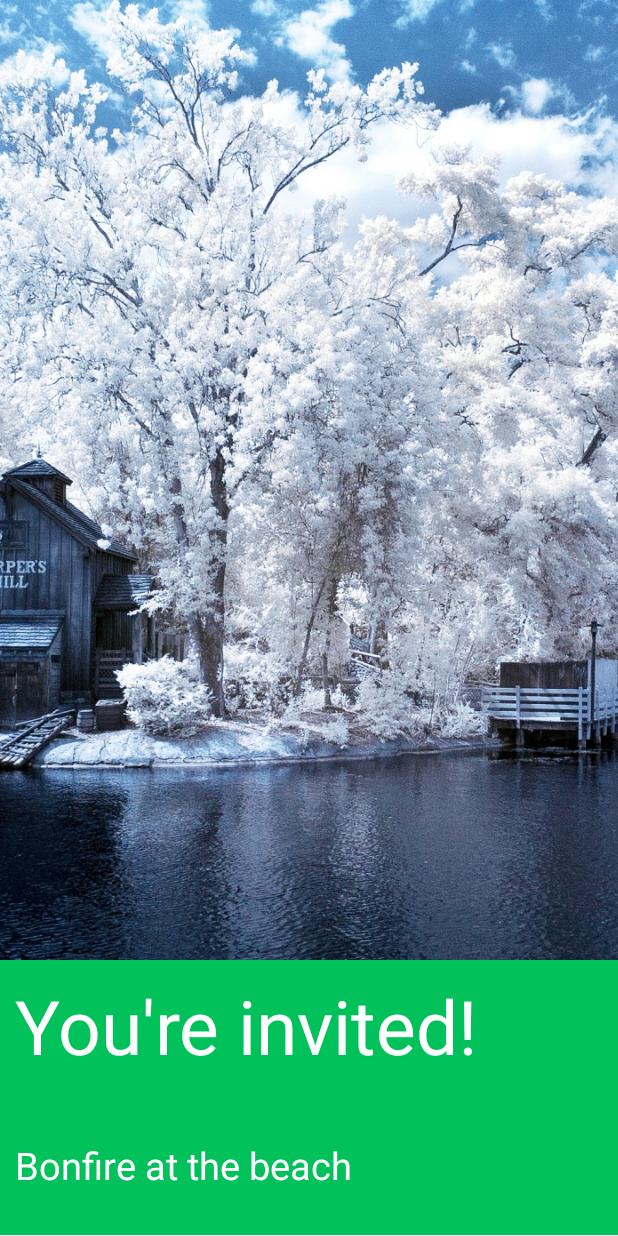
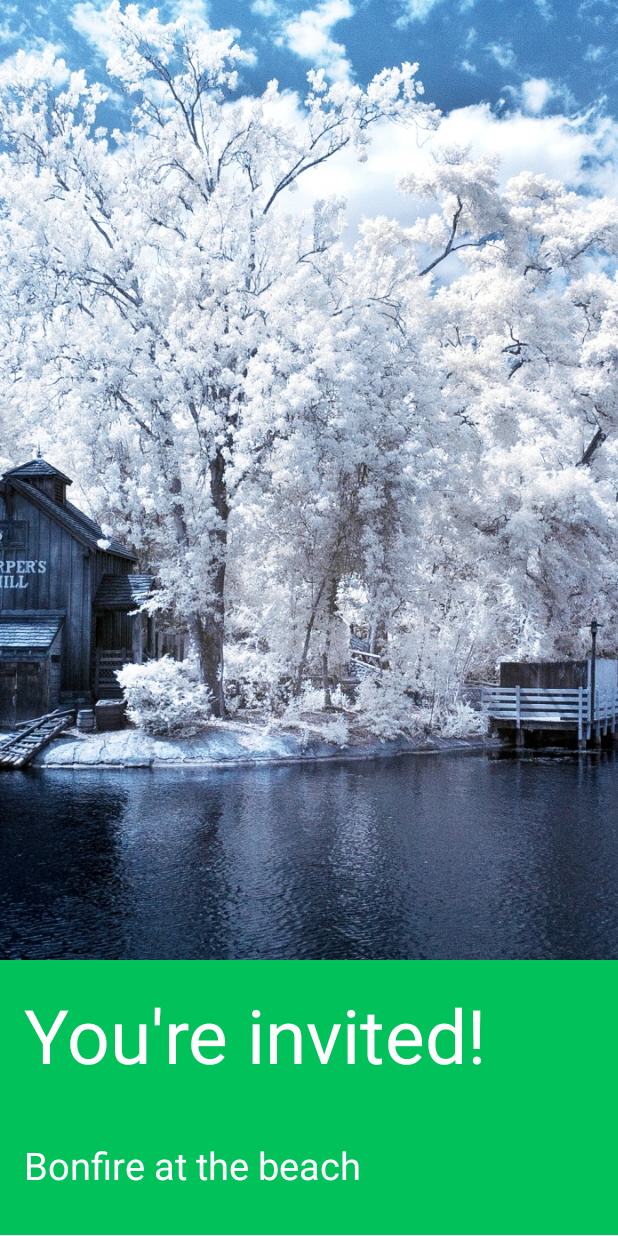
Before and after one commit to DuhyeonCho/MyFirstAndroidApp, an Android app: the layout layout_exam1.xml on its own in the app's theme, with its tools: preview values and no code run, on a phone screen of 412 x 824 dp. Run offline under Robolectric (Android 15) with nearby library versions, the phone set to English and light mode, and no system bars.

Commit message:
layout_exam1

```diff
--- a/app/src/main/res/layout/layout_exam1.xml
+++ b/app/src/main/res/layout/layout_exam1.xml
@@ -18,8 +18,8 @@
         android:text="You're invited!"
         android:textSize="50sp"
         android:textColor="#ffffff"
-        android:paddingLeft="10dp"
-        android:paddingTop="10dp"
+        android:paddingLeft="16dp"
+        android:paddingTop="16dp"
         android:paddingBottom="8dp"
         />
     <TextView
@@ -30,7 +30,7 @@
         android:text="Bonfire at the beach"
         android:textSize="25sp"
         android:textColor="#ffffff"
-        android:paddingLeft="10dp"
+        android:paddingLeft="16dp"
         android:paddingBottom="16dp"
         />
 
```
